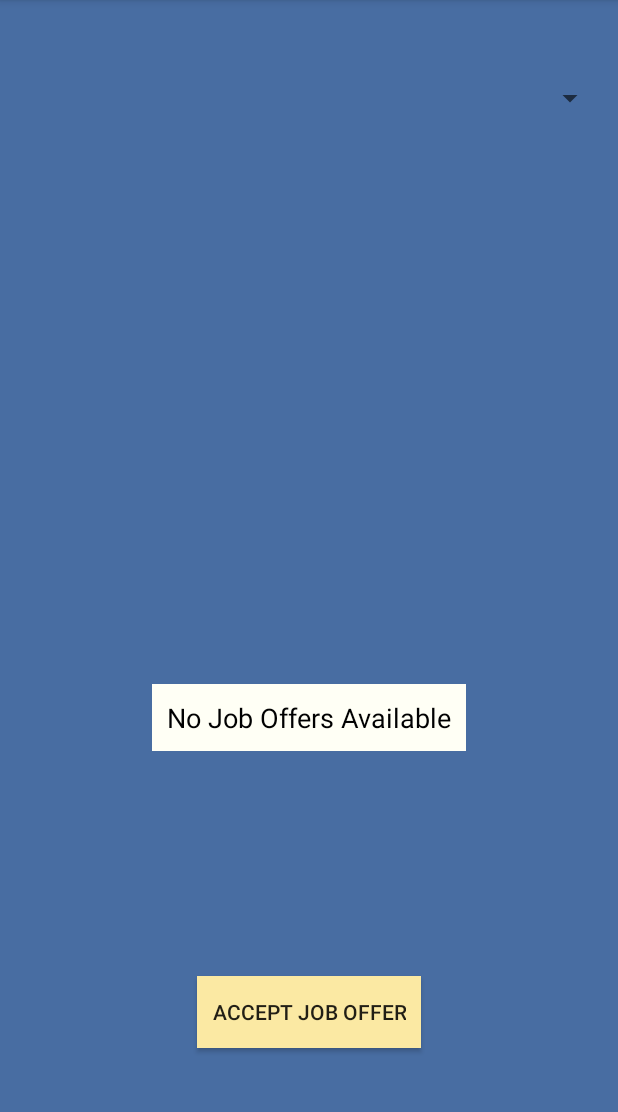
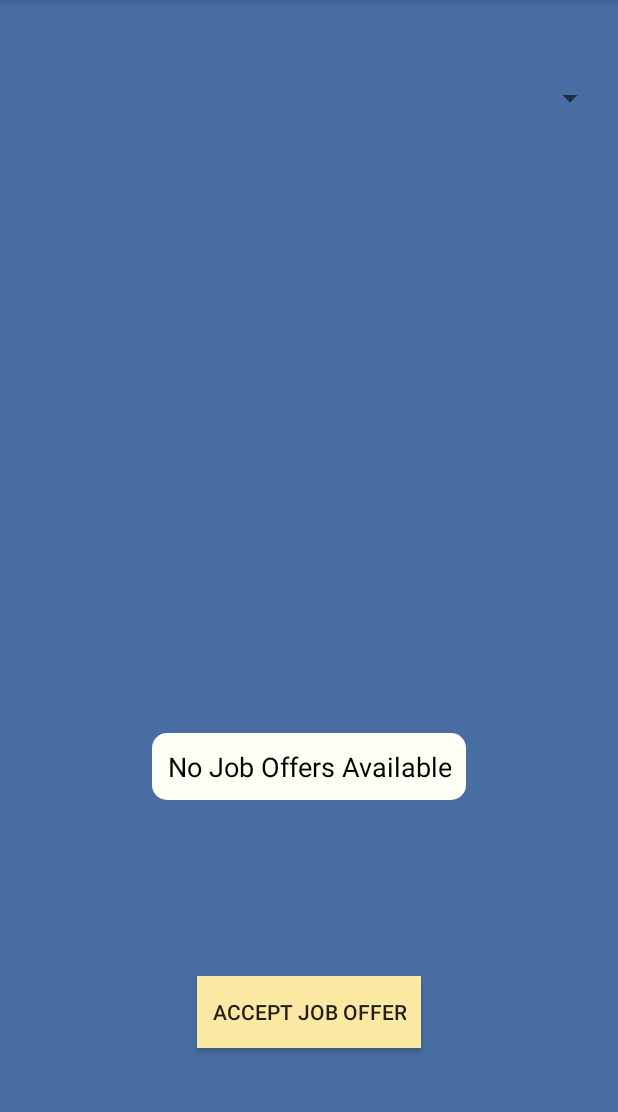
Before and after one commit to CamiloGarciaLaRotta/Group10, an Android app: the BrowseApplications screen opened directly, with no data from a screen before it, on a phone screen of 412 x 824 dp, the part 84-1196 px from its top. Run offline under Robolectric (Android 15) with nearby library versions, the phone set to English and light mode, and no system bars; libraries missing offline, so code that uses them is left out: ca.mcgill.ecse321; 11 statements that could not run were skipped.

Commit message:
added Browse Job Offers view

```diff
--- a/APP/Mobile/MOBILE/app/src/main/java/ca/mcgill/ecse321/group10/tamas/BrowseApplications.java
+++ b/APP/Mobile/MOBILE/app/src/main/java/ca/mcgill/ecse321/group10/tamas/BrowseApplications.java
@@ -2,47 +2,96 @@ package ca.mcgill.ecse321.group10.tamas;
 
 import android.support.v7.app.AppCompatActivity;
 import android.os.Bundle;
+import android.util.Log;
+import android.view.View;
+import android.widget.AdapterView;
+import android.widget.ArrayAdapter;
 import android.widget.Button;
 import android.widget.Spinner;
 import android.widget.TextView;
+import android.widget.Toast;
 
+import java.util.ArrayList;
 import java.util.List;
 
+import ca.mcgill.ecse321.group10.TAMAS.model.Application;
 import ca.mcgill.ecse321.group10.TAMAS.model.ApplicationManager;
 import ca.mcgill.ecse321.group10.TAMAS.model.Job;
 import ca.mcgill.ecse321.group10.TAMAS.model.ProfileManager;
 import ca.mcgill.ecse321.group10.TAMAS.model.Student;
+import ca.mcgill.ecse321.group10.controller.ApplicationController;
+import ca.mcgill.ecse321.group10.controller.ProfileController;
 
 public class BrowseApplications extends AppCompatActivity {
     private TextView jobOfferDescription;
-    private Button acceptOffer;
     private Spinner applicationSpinner;
+    private TextView errorView;
 
     private ProfileManager pm;
     private ApplicationManager am;
 
-    List<Job> jobs = null;
-    Student student;
+    private ProfileController pc;
+    private ApplicationController ac;
+
+
+    ArrayList<Job> jobs = null;
+    Student student = null;
+    List<Application> applications = null;
 
     @Override
     protected void onCreate(Bundle savedInstanceState) {
         super.onCreate(savedInstanceState);
         setContentView(R.layout.activity_browse_applications);
-        jobOfferDescription = (TextView) findViewById(R.id.JobDescription);
-        acceptOffer = (Button) findViewById(R.id.AcceptOffer);
+
+        jobOfferDescription = (TextView) findViewById(R.id.Offers);
         applicationSpinner = (Spinner) findViewById(R.id.ApplicationSpinner);
+        errorView = (TextView) findViewById(R.id.errorView);
 
         pm = ((TAMAS) getApplication()).getProfileManager();
         am = ((TAMAS) getApplication()).getApplicationManager();
+        ac = ((TAMAS) getApplication()).getApplicationController();
+        pc = ((TAMAS)getApplication()).getProfileController();
+
+        jobs = new ArrayList<Job>();
 
         student = ((TAMAS) getApplication()).getStudent();
-        jobs = student.getJobs();
+        applications = am.getApplications();
 
-        for (Job job:jobs){
-            if(!job.isOfferSent() ){
-
+        for (Application application:applications){
+            //type in the model - jobs is a single job
+            //if the application has been offered and is the student's application, add it to jobs
+            if(application.getJobs().isOfferSent() && application.getStudent().equals(student)){
+                Job job = application.getJobs();
+                job.addApplicationAt(application,0);
+             jobs.add(job);
             }
         }
+
+        //get string of job names
+        String [] jobNames = new String[jobs.size()];
+
+        for(int c = 0; c < jobNames.length; c++) {
+            jobNames[c] = am.getJob(c).getCourse().getClassName() + ": " + am.getJob(c).getId() + " - " + am.getJob(c).getPositionFullName();
+        }
+        final ArrayAdapter<String> jobAdapter = new ArrayAdapter<String>(this,
+                android.R.layout.simple_spinner_item, jobNames);
+        applicationSpinner.setAdapter(jobAdapter);
+
+        applicationSpinner.setOnItemSelectedListener(
+                //create item listener to allow user to acccept job offer by pressing enter
+                new AdapterView.OnItemSelectedListener(){
+
+                    @Override
+                    public void onItemSelected(AdapterView<?> parent, View view, int position, long id) {
+                        Job selectedJob = jobs.get(position); //job index within jobs should be at the same index as jobNames from the adapter
+                        setJobDescription(selectedJob);
+                    }
+
+                    @Override
+                    public void onNothingSelected(AdapterView<?> parent) {
+                        //do nothing
+                    }
+                });
 
     }
 
@@ -51,8 +100,41 @@ public class BrowseApplications extends AppCompatActivity {
         description += "\n\nCourse taught by: ";
         description += "\nProf. " + job.getInstructor().getFirstName() + " " + job.getInstructor().getLastName();
         description += "\n\nSalary: $" + job.getSalary() + "/h";
-        description += "\n\nHours: \n" + job.getDay() + "s from " + job.getStartTime().toString() + " to " + job.getEndTime().toString();
+        description += "\n\nHours: \n" + job.getHours() + "total hours. On " + job.getDay() + "s\n" ;
         jobOfferDescription.setText(description);
     }
 
+
+
+    public void acceptOfferClicked(View v){
+        if(v.getId() == R.id.AcceptOffer){
+            String errors = "";
+            Student student = ((TAMAS) getApplication()).getStudent();
+            if(student == null) errors += "Must be logged in\n";
+            if(applicationSpinner.getSelectedItemPosition() == -1) errors += "No job selected. \n";
+
+            if(errors.length() == 0){
+                Job job = am.getJob(applicationSpinner.getSelectedItemPosition());
+                try{
+                    pc.acceptJob(student,job);
+                    ac.setJobOfferAccepted(job.getApplication(0),true);
+
+                    String msg = "You have accepted the job offer for: " + job.getCourse().getClassName() +
+                            ": " + job.getId() + " - " + job.getPositionFullName() + ".\nGood luck!";
+                    Toast toast = Toast.makeText(this, msg, Toast.LENGTH_LONG);
+                    toast.setGravity(0,0,15);
+                    toast.show();
+
+                }catch (Exception e){
+                    errors += "\n" + e.getMessage();
+                    errors += "\nFailed to accept job Offer";
+                }
+
+            }
+
+
+            errorView.setText(errors);
+        }
+    }
+
 }
--- a/APP/Mobile/MOBILE/app/src/main/res/layout/activity_apply_to_job.xml
+++ b/APP/Mobile/MOBILE/app/src/main/res/layout/activity_apply_to_job.xml
@@ -45,7 +45,7 @@
         android:layout_height="wrap_content"
         android:text="@string/ApplicationErrors"
         android:textAlignment="center"
-        android:textColor="#F00"
+        android:textColor="@color/errorColor"
         tools:layout_constraintRight_creator="1"
         tools:layout_constraintBottom_creator="1"
         app:layout_constraintBottom_toTopOf="@+id/spinner"
--- a/APP/Mobile/MOBILE/app/src/main/res/layout/activity_browse_applications.xml
+++ b/APP/Mobile/MOBILE/app/src/main/res/layout/activity_browse_applications.xml
@@ -28,25 +28,27 @@
         android:id="@+id/Offers"
         android:layout_width="wrap_content"
         android:layout_height="wrap_content"
-        android:text="No Job Offers Available"
+        android:text="@string/no_job_offers_available"
         android:textColor="#000000"
-        android:textSize="18dp"
+        android:textSize="18sp"
         android:padding="10dp"
-        android:background="@color/descriptionBackground"
+        android:gravity="center"
+        android:background="@drawable/descriptionbackground"
         app:layout_constraintRight_toRightOf="parent"
         app:layout_constraintLeft_toLeftOf="parent"
-        tools:layout_constraintTop_creator="1"
         tools:layout_constraintRight_creator="1"
         tools:layout_constraintBottom_creator="1"
         app:layout_constraintBottom_toTopOf="@+id/AcceptOffer"
-        android:layout_marginTop="149dp"
         tools:layout_constraintLeft_creator="1"
-        android:layout_marginBottom="150dp"
-        app:layout_constraintTop_toTopOf="@+id/applications" />
+        android:layout_marginBottom="117dp"
+        android:layout_marginTop="8dp"
+        app:layout_constraintTop_toBottomOf="@+id/ApplicationSpinner"
+        app:layout_constraintVertical_bias="1.0" />
 
     <Button
         android:id="@+id/AcceptOffer"
         android:padding="10dp"
+        android:onClick="acceptOfferClicked"
         android:background="@color/buttonBackground"
         android:layout_width="wrap_content"
         android:layout_height="wrap_content"
@@ -59,5 +61,21 @@
         tools:layout_constraintLeft_creator="1"
         android:layout_marginBottom="69dp" />
 
+    <TextView
+        android:id="@+id/errorView"
+        android:layout_width="wrap_content"
+        android:layout_height="wrap_content"
+        android:text=""
+        android:textColor="@color/errorColor"
+        android:textAlignment="center"
+
+        tools:layout_constraintTop_creator="1"
+        android:layout_marginStart="162dp"
+        android:layout_marginTop="16dp"
+        tools:layout_constraintLeft_creator="1"
+        app:layout_constraintLeft_toLeftOf="parent"
+        app:layout_constraintTop_toTopOf="parent"
+        android:layout_marginLeft="162dp" />
+
 
 </android.support.constraint.ConstraintLayout>
--- a/APP/Mobile/MOBILE/app/src/main/res/layout/activity_browse_evals.xml
+++ b/APP/Mobile/MOBILE/app/src/main/res/layout/activity_browse_evals.xml
@@ -7,10 +7,4 @@
     android:background="@color/background"
     tools:context="ca.mcgill.ecse321.group10.tamas.BrowseEvals">
 
-    <Spinner>
-
-
-
-    </Spinner>
-
 </android.support.constraint.ConstraintLayout>
--- a/APP/Mobile/MOBILE/app/src/main/res/values/colors.xml
+++ b/APP/Mobile/MOBILE/app/src/main/res/values/colors.xml
@@ -6,5 +6,6 @@
     <color name="descriptionBackground">#FFFFF5</color>
     <color name="colorPrimary">#476da3</color>
     <color name="colorPrimaryDark">#303F9F</color>
+    <color name="errorColor">#F00</color>
     <color name="colorAccent">#FF4081</color>
 </resources>
--- a/APP/Mobile/MOBILE/app/src/main/res/values/strings.xml
+++ b/APP/Mobile/MOBILE/app/src/main/res/values/strings.xml
@@ -34,4 +34,5 @@
     <string name="modify_profile">Modify Profile</string>
     <string name="view_your_evaluations">View your Evaluations</string>
     <string name="accept_job_offer">Accept Job Offer</string>
+    <string name="no_job_offers_available">No Job Offers Available</string>
 </resources>
```
Also changed, not shown: APP/Mobile/MOBILE/app/src/main/java/ca/mcgill/ecse321/group10/tamas/ApplyToJob.java (+11 -40 lines), APP/Mobile/MOBILE/app/src/main/java/ca/mcgill/ecse321/group10/tamas/MainActivity.java (+8 -0 lines), APP/Mobile/MOBILE/app/src/main/java/ca/mcgill/ecse321/group10/tamas/TAMAS.java (+44 -38 lines), 1 other file.
